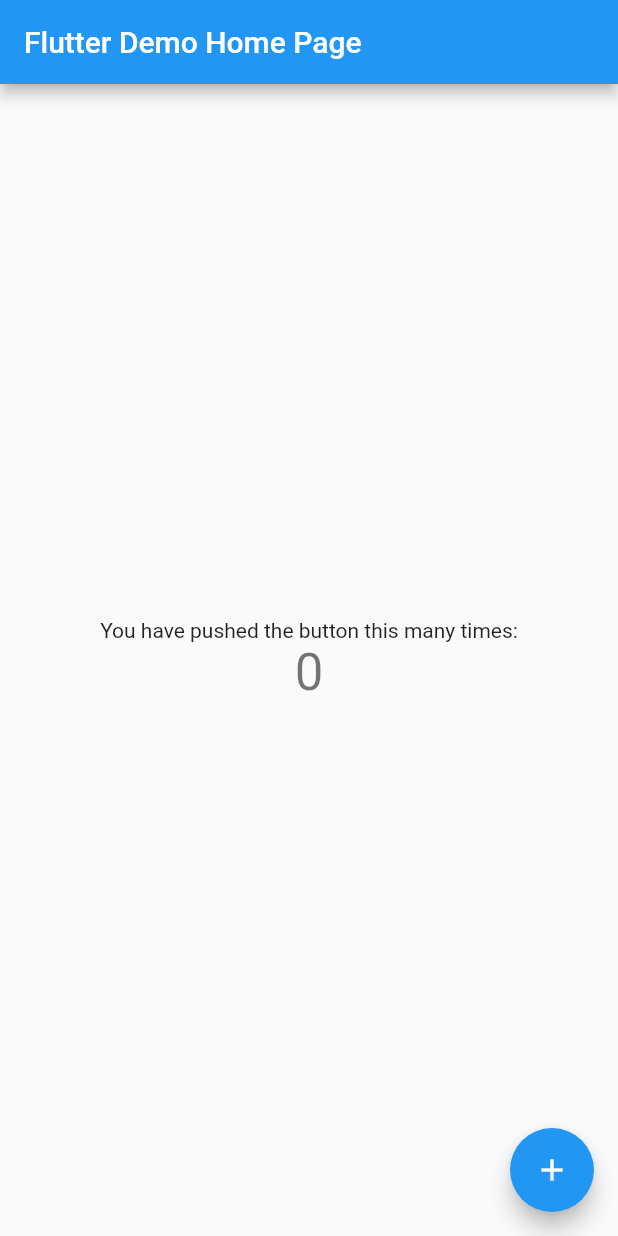
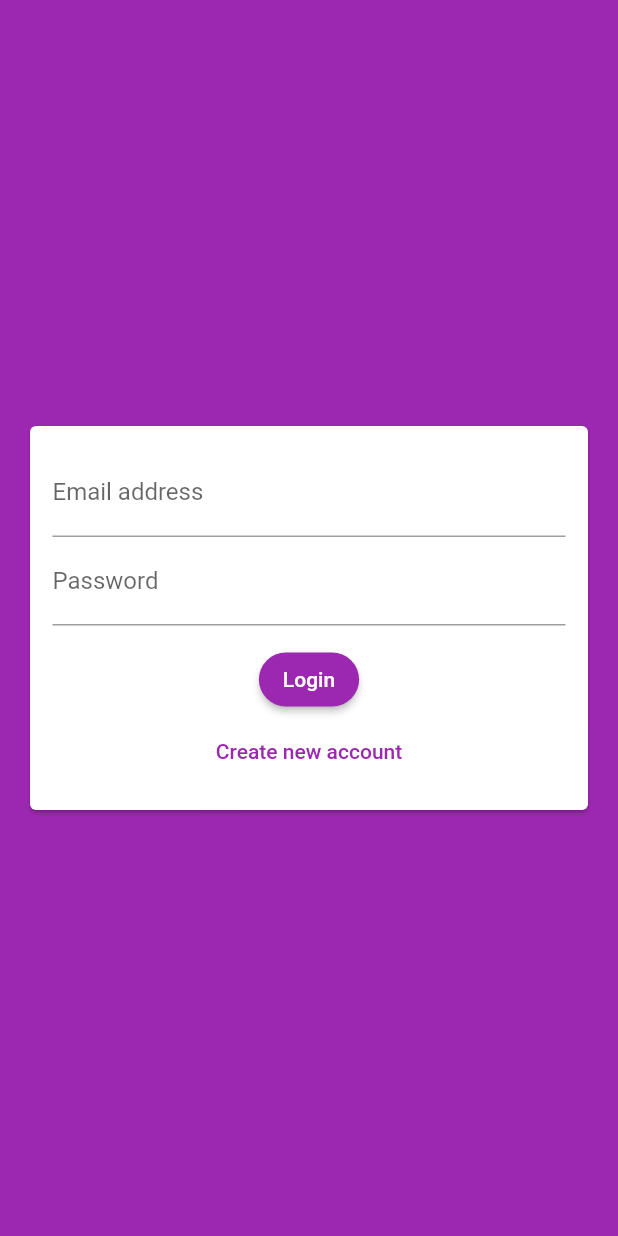
Before and after one commit to levint55/flutter_chat_app, a Flutter app: the screen it shows after launch, on a phone screen of 412 x 824 dp. Run offline on Flutter 3.47's test engine with Material 2 defaults, Android fonts, the phone set to English and light mode, and no system bars; our stand-ins replace cloud_firestore, firebase_auth, firebase_core; accounts and stored records are empty.

Commit message:
course 337

```diff
--- a/lib/main.dart
+++ b/lib/main.dart
@@ -1,115 +1,45 @@
+import 'package:firebase_auth/firebase_auth.dart';
 import 'package:flutter/material.dart';
+import 'package:flutter_chat_app/screens/auth_screen.dart';
+import 'package:flutter_chat_app/screens/chat_screen.dart';
+import 'package:firebase_core/firebase_core.dart';
 
-void main() {
+void main() async {
+  WidgetsFlutterBinding.ensureInitialized();
+  await Firebase.initializeApp();
+
   runApp(const MyApp());
 }
 
 class MyApp extends StatelessWidget {
   const MyApp({Key? key}) : super(key: key);
 
-  // This widget is the root of your application.
   @override
   Widget build(BuildContext context) {
     return MaterialApp(
-      title: 'Flutter Demo',
+      title: 'Chat App',
       theme: ThemeData(
-        // This is the theme of your application.
-        //
-        // Try running your application with "flutter run". You'll see the
-        // application has a blue toolbar. Then, without quitting the app, try
-        // changing the primarySwatch below to Colors.green and then invoke
-        // "hot reload" (press "r" in the console where you ran "flutter run",
-        // or simply save your changes to "hot reload" in a Flutter IDE).
-        // Notice that the counter didn't reset back to zero; the application
-        // is not restarted.
-        primarySwatch: Colors.blue,
+        primarySwatch: Colors.purple,
+        elevatedButtonTheme: ElevatedButtonThemeData(
+          style: ElevatedButton.styleFrom(
+            shape: RoundedRectangleBorder(
+              borderRadius: BorderRadius.circular(
+                20,
+              ),
+            ),
+          ),
+        ),
+        textButtonTheme: const TextButtonThemeData(),
       ),
-      home: const MyHomePage(title: 'Flutter Demo Home Page'),
+      home: StreamBuilder(
+        stream: FirebaseAuth.instance.authStateChanges(),
+        builder: (context, snapshot) {
+          if (snapshot.hasData) {
+            return const ChatScreen();
+          }
+          return const AuthScreen();
+        },
+      ),
     );
   }
 }
-
-class MyHomePage extends StatefulWidget {
-  const MyHomePage({Key? key, required this.title}) : super(key: key);
-
-  // This widget is the home page of your application. It is stateful, meaning
-  // that it has a State object (defined below) that contains fields that affect
-  // how it looks.
-
-  // This class is the configuration for the state. It holds the values (in this
-  // case the title) provided by the parent (in this case the App widget) and
-  // used by the build method of the State. Fields in a Widget subclass are
-  // always marked "final".
-
-  final String title;
-
-  @override
-  State<MyHomePage> createState() => _MyHomePageState();
-}
-
-class _MyHomePageState extends State<MyHomePage> {
-  int _counter = 0;
-
-  void _incrementCounter() {
-    setState(() {
-      // This call to setState tells the Flutter framework that something has
-      // changed in this State, which causes it to rerun the build method below
-      // so that the display can reflect the updated values. If we changed
-      // _counter without calling setState(), then the build method would not be
-      // called again, and so nothing would appear to happen.
-      _counter++;
-    });
-  }
-
-  @override
-  Widget build(BuildContext context) {
-    // This method is rerun every time setState is called, for instance as done
-    // by the _incrementCounter method above.
-    //
-    // The Flutter framework has been optimized to make rerunning build methods
-    // fast, so that you can just rebuild anything that needs updating rather
-    // than having to individually change instances of widgets.
-    return Scaffold(
-      appBar: AppBar(
-        // Here we take the value from the MyHomePage object that was created by
-        // the App.build method, and use it to set our appbar title.
-        title: Text(widget.title),
-      ),
-      body: Center(
-        // Center is a layout widget. It takes a single child and positions it
-        // in the middle of the parent.
-        child: Column(
-          // Column is also a layout widget. It takes a list of children and
-          // arranges them vertically. By default, it sizes itself to fit its
-          // children horizontally, and tries to be as tall as its parent.
-          //
-          // Invoke "debug painting" (press "p" in the console, choose the
-          // "Toggle Debug Paint" action from the Flutter Inspector in Android
-          // Studio, or the "Toggle Debug Paint" command in Visual Studio Code)
-          // to see the wireframe for each widget.
-          //
-          // Column has various properties to control how it sizes itself and
-          // how it positions its children. Here we use mainAxisAlignment to
-          // center the children vertically; the main axis here is the vertical
-          // axis because Columns are vertical (the cross axis would be
-          // horizontal).
-          mainAxisAlignment: MainAxisAlignment.center,
-          children: <Widget>[
-            const Text(
-              'You have pushed the button this many times:',
-            ),
-            Text(
-              '$_counter',
-              style: Theme.of(context).textTheme.headline4,
-            ),
-          ],
-        ),
-      ),
-      floatingActionButton: FloatingActionButton(
-        onPressed: _incrementCounter,
-        tooltip: 'Increment',
-        child: const Icon(Icons.add),
-      ), // This trailing comma makes auto-formatting nicer for build methods.
-    );
-  }
-}
--- /dev/null
+++ b/lib/screens/auth_screen.dart
@@ -0,0 +1,78 @@
+import 'package:cloud_firestore/cloud_firestore.dart';
+import 'package:firebase_auth/firebase_auth.dart';
+import 'package:flutter/material.dart';
+import 'package:flutter/services.dart';
+import 'package:flutter_chat_app/widgets/auth/auth_form.dart';
+
+class AuthScreen extends StatefulWidget {
+  const AuthScreen({Key? key}) : super(key: key);
+
+  @override
+  State<AuthScreen> createState() => _AuthScreenState();
+}
+
+class _AuthScreenState extends State<AuthScreen> {
+  final _auth = FirebaseAuth.instance;
+  var _isLoading = false;
+
+  void _submitAuthForm(
+      String? email, String? username, String? password, bool isLogin) async {
+    UserCredential authResult;
+
+    setState(() {
+      _isLoading = true;
+    });
+
+    try {
+      if (isLogin) {
+        authResult = await _auth.signInWithEmailAndPassword(
+            email: email ?? '', password: password ?? '');
+      } else {
+        authResult = await _auth.createUserWithEmailAndPassword(
+            email: email ?? '', password: password ?? '');
+        await FirebaseFirestore.instance
+            .collection('users')
+            .doc(authResult.user?.uid)
+            .set({
+          'username': username,
+          'email': email,
+        });
+      }
+    } on PlatformException catch (e) {
+      var message = 'Error, please check your credential.';
+
+      if (e.message != null) {
+        message = e.message!;
+      }
+
+      ScaffoldMessenger.of(context).showSnackBar(
+        SnackBar(
+          content: Text(message),
+          backgroundColor: Theme.of(context).errorColor,
+        ),
+      );
+      setState(() {
+        _isLoading = false;
+      });
+    } catch (e) {
+      ScaffoldMessenger.of(context).showSnackBar(
+        SnackBar(
+          content: Text(e.toString()),
+          backgroundColor: Theme.of(context).errorColor,
+        ),
+      );
+      setState(() {
+        _isLoading = false;
+      });
+      rethrow;
+    }
+  }
+
+  @override
+  Widget build(BuildContext context) {
+    return Scaffold(
+      backgroundColor: Theme.of(context).primaryColor,
+      body: AuthForm(_submitAuthForm, _isLoading),
+    );
+  }
+}
--- /dev/null
+++ b/lib/widgets/auth/auth_form.dart
@@ -0,0 +1,129 @@
+import 'package:flutter/material.dart';
+
+class AuthForm extends StatefulWidget {
+  final void Function(
+          String? email, String? username, String? password, bool isLogin)
+      submitForm;
+  final bool isLoading;
+
+  const AuthForm(
+    this.submitForm,
+    this.isLoading, {
+    Key? key,
+  }) : super(key: key);
+
+  @override
+  State<AuthForm> createState() => _AuthFormState();
+}
+
+class _AuthFormState extends State<AuthForm> {
+  final _formKey = GlobalKey<FormState>();
+  bool _isLogin = true;
+  String? _userEmail = '';
+  String? _userName = '';
+  String? _userPassword = '';
+
+  void _trySubmit() {
+    final isValid = _formKey.currentState?.validate();
+    FocusScope.of(context).unfocus();
+
+    if (isValid == null) {
+      return;
+    }
+
+    if (isValid) {
+      _formKey.currentState?.save();
+      widget.submitForm(
+          _userEmail, _userName!.trim(), _userPassword!.trim(), _isLogin);
+    }
+  }
+
+  @override
+  Widget build(BuildContext context) {
+    return Center(
+        child: Card(
+      margin: const EdgeInsets.all(20),
+      child: SingleChildScrollView(
+        child: Padding(
+          padding: const EdgeInsets.all(15),
+          child: Form(
+            key: _formKey,
+            child: Column(mainAxisSize: MainAxisSize.min, children: [
+              TextFormField(
+                key: const ValueKey('email'),
+                keyboardType: TextInputType.emailAddress,
+                decoration: const InputDecoration(labelText: 'Email address'),
+                validator: (value) {
+                  if (value == null) {
+                    return 'Input is null';
+                  }
+                  if (value.isEmpty || !value.contains('@')) {
+                    return 'Please enter a valid email address';
+                  }
+                  return null;
+                },
+                onSaved: (value) {
+                  _userEmail = value;
+                },
+              ),
+              if (!_isLogin)
+                TextFormField(
+                  key: const ValueKey('username'),
+                  decoration: const InputDecoration(labelText: 'Username'),
+                  validator: (value) {
+                    if (value == null) {
+                      return 'Input is null';
+                    }
+                    if (value.isEmpty || value.length < 4) {
+                      return 'Username must be at least 5 characters long.';
+                    }
+                    return null;
+                  },
+                  onSaved: (value) {
+                    _userName = value;
+                  },
+                ),
+              TextFormField(
+                key: const ValueKey('password'),
+                obscureText: true,
+                decoration: const InputDecoration(labelText: 'Password'),
+                validator: (value) {
+                  if (value == null) {
+                    return 'Input is null';
+                  }
+                  if (value.isEmpty || value.length < 7) {
+                    return 'Password must be at least 7 characters long.';
+                  }
+                  return null;
+                },
+                onSaved: (value) {
+                  _userPassword = value;
+                },
+              ),
+              const SizedBox(
+                height: 12,
+              ),
+              if (widget.isLoading) const CircularProgressIndicator(),
+              if (!widget.isLoading)
+                ElevatedButton(
+                    onPressed: _trySubmit,
+                    child: !_isLogin
+                        ? const Text('Sign Up')
+                        : const Text('Login')),
+              if (!widget.isLoading)
+                TextButton(
+                    onPressed: () {
+                      setState(() {
+                        _isLogin = !_isLogin;
+                      });
+                    },
+                    child: !_isLogin
+                        ? const Text('Already have an account?')
+                        : const Text('Create new account'))
+            ]),
+          ),
+        ),
+      ),
+    ));
+  }
+}
--- a/pubspec.yaml
+++ b/pubspec.yaml
@@ -34,6 +34,8 @@ dependencies:
   # The following adds the Cupertino Icons font to your application.
   # Use with the CupertinoIcons class for iOS style icons.
   cupertino_icons: ^1.0.2
+  cloud_firestore: ^3.1.16
+  firebase_auth: ^3.3.18
 
 dev_dependencies:
   flutter_test:
```
Also changed, not shown: lib/screens/chat_screen.dart (added, +53 -0 lines), lib/widgets/chat/message_bubble.dart (added, +65 -0 lines), lib/widgets/chat/messages.dart (added, +39 -0 lines), lib/widgets/chat/new_message.dart (added, +56 -0 lines), pubspec.lock, 3 other files.
